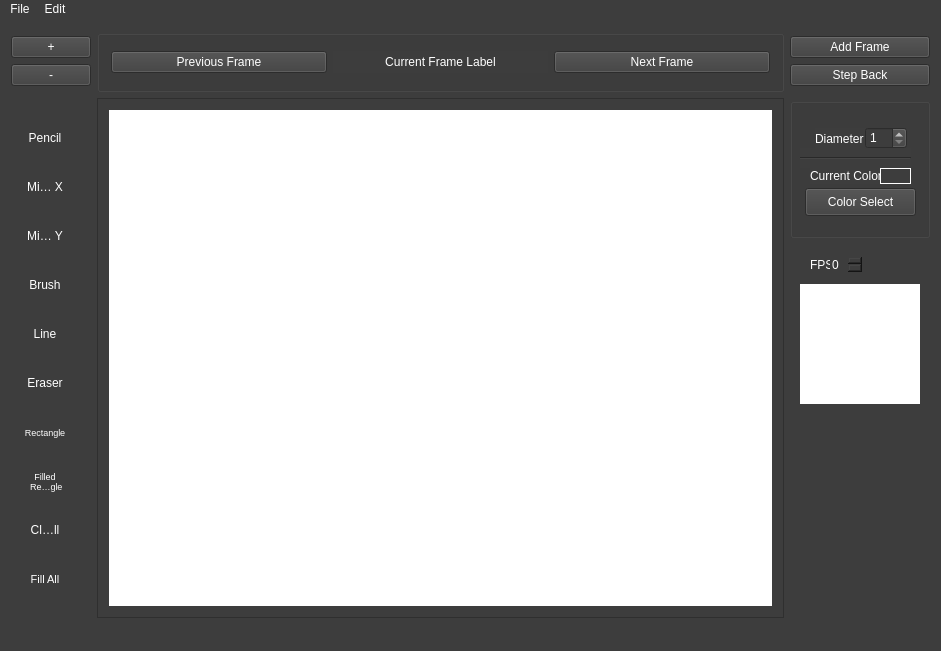
Qt form SpriteStudioDeluxe/mainwindow.ui (tim-trimble/SpriteStudioDeluxe) before a commit.
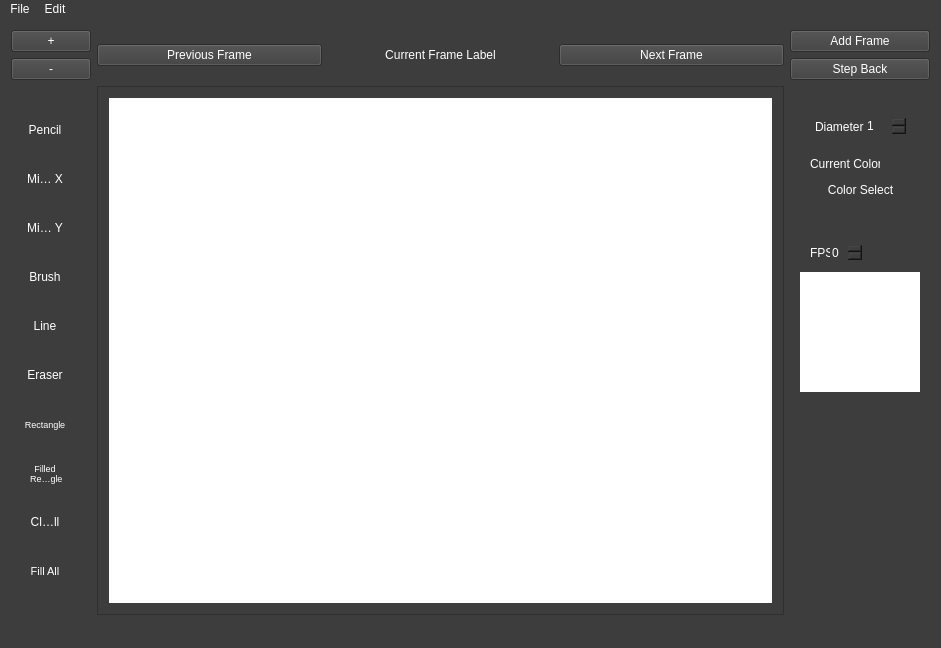
The same form after that commit. Custom widgets are drawn as their Qt base class.

```diff
--- a/SpriteStudioDeluxe/mainwindow.ui
+++ b/SpriteStudioDeluxe/mainwindow.ui
@@ -7,7 +7,7 @@
     <x>0</x>
     <y>0</y>
     <width>941</width>
-    <height>627</height>
+    <height>648</height>
    </rect>
   </property>
   <property name="windowTitle">
@@ -21,14 +21,201 @@
   </property>
   <widget class="QWidget" name="centralWidget">
    <layout class="QGridLayout" name="gridLayout_4">
-    <item row="1" column="2">
+    <item row="5" column="4">
+     <widget class="QGroupBox" name="groupBox_2">
+      <property name="minimumSize">
+       <size>
+        <width>140</width>
+        <height>140</height>
+       </size>
+      </property>
+      <property name="styleSheet">
+       <string notr="true">border: 0;</string>
+      </property>
+      <property name="title">
+       <string/>
+      </property>
+      <widget class="QLabel" name="label_3">
+       <property name="geometry">
+        <rect>
+         <x>25</x>
+         <y>30</y>
+         <width>51</width>
+         <height>21</height>
+        </rect>
+       </property>
+       <property name="text">
+        <string>Diameter</string>
+       </property>
+      </widget>
+      <widget class="QSpinBox" name="DiameterSpinBox">
+       <property name="geometry">
+        <rect>
+         <x>75</x>
+         <y>29</y>
+         <width>42</width>
+         <height>22</height>
+        </rect>
+       </property>
+       <property name="minimum">
+        <number>1</number>
+       </property>
+      </widget>
+      <widget class="QPushButton" name="ColorSelectButton">
+       <property name="geometry">
+        <rect>
+         <x>15</x>
+         <y>90</y>
+         <width>111</width>
+         <height>28</height>
+        </rect>
+       </property>
+       <property name="text">
+        <string>Color Select</string>
+       </property>
+      </widget>
+      <widget class="QLabel" name="label_4">
+       <property name="geometry">
+        <rect>
+         <x>20</x>
+         <y>70</y>
+         <width>81</width>
+         <height>16</height>
+        </rect>
+       </property>
+       <property name="text">
+        <string>Current Color</string>
+       </property>
+      </widget>
+      <widget class="QLabel" name="CurrentColorLabel">
+       <property name="geometry">
+        <rect>
+         <x>90</x>
+         <y>70</y>
+         <width>31</width>
+         <height>16</height>
+        </rect>
+       </property>
+       <property name="frameShape">
+        <enum>QFrame::Box</enum>
+       </property>
+       <property name="text">
+        <string/>
+       </property>
+       <property name="alignment">
+        <set>Qt::AlignCenter</set>
+       </property>
+      </widget>
+      <widget class="Line" name="line">
+       <property name="geometry">
+        <rect>
+         <x>10</x>
+         <y>50</y>
+         <width>111</width>
+         <height>20</height>
+        </rect>
+       </property>
+       <property name="orientation">
+        <enum>Qt::Horizontal</enum>
+       </property>
+      </widget>
+     </widget>
+    </item>
+    <item row="6" column="4">
+     <widget class="QGroupBox" name="groupBox_3">
+      <property name="minimumSize">
+       <size>
+        <width>140</width>
+        <height>161</height>
+       </size>
+      </property>
+      <property name="maximumSize">
+       <size>
+        <width>121</width>
+        <height>161</height>
+       </size>
+      </property>
+      <property name="styleSheet">
+       <string notr="true">border:0;</string>
+      </property>
+      <property name="title">
+       <string/>
+      </property>
+      <widget class="QLabel" name="PreviewLabel">
+       <property name="geometry">
+        <rect>
+         <x>10</x>
+         <y>40</y>
+         <width>120</width>
+         <height>120</height>
+        </rect>
+       </property>
+       <property name="styleSheet">
+        <string notr="true">background-color: rgb(255, 255, 255);</string>
+       </property>
+       <property name="frameShape">
+        <enum>QFrame::Box</enum>
+       </property>
+       <property name="text">
+        <string/>
+       </property>
+       <property name="alignment">
+        <set>Qt::AlignCenter</set>
+       </property>
+      </widget>
+      <widget class="QGroupBox" name="groupBox_5">
+       <property name="geometry">
+        <rect>
+         <x>10</x>
+         <y>0</y>
+         <width>71</width>
+         <height>31</height>
+        </rect>
+       </property>
+       <property name="title">
+        <string/>
+       </property>
+       <widget class="QLabel" name="label_5">
+        <property name="geometry">
+         <rect>
+          <x>10</x>
+          <y>10</y>
+          <width>21</width>
+          <height>21</height>
+         </rect>
+        </property>
+        <property name="text">
+         <string>FPS</string>
+        </property>
+       </widget>
+       <widget class="QSpinBox" name="PreviewSpeedSpinBox">
+        <property name="geometry">
+         <rect>
+          <x>30</x>
+          <y>10</y>
+          <width>33</width>
+          <height>21</height>
+         </rect>
+        </property>
+       </widget>
+      </widget>
+     </widget>
+    </item>
+    <item row="3" column="4">
      <widget class="QPushButton" name="AddFrameButton">
       <property name="text">
        <string>Add Frame</string>
       </property>
      </widget>
     </item>
-    <item row="4" column="0" rowspan="8">
+    <item row="3" column="0">
+     <widget class="QPushButton" name="ZoomInButton">
+      <property name="text">
+       <string>+</string>
+      </property>
+     </widget>
+    </item>
+    <item row="5" column="0" rowspan="8">
      <widget class="QGroupBox" name="groupBox">
       <property name="enabled">
        <bool>true</bool>
@@ -269,55 +456,21 @@
       </layout>
      </widget>
     </item>
-    <item row="0" column="1" rowspan="4">
-     <widget class="QGroupBox" name="groupBox_4">
-      <property name="maximumSize">
-       <size>
-        <width>16777215</width>
-        <height>70</height>
-       </size>
+    <item row="4" column="4">
+     <widget class="QPushButton" name="StepBackButton">
+      <property name="text">
+       <string>Step Back</string>
       </property>
-      <property name="toolTipDuration">
-       <number>2</number>
+     </widget>
+    </item>
+    <item row="4" column="0">
+     <widget class="QPushButton" name="ZoomOutButton">
+      <property name="text">
+       <string>-</string>
       </property>
-      <property name="styleSheet">
-       <string notr="true"/>
-      </property>
-      <property name="title">
-       <string/>
-      </property>
-      <layout class="QGridLayout" name="gridLayout_3">
-       <item row="0" column="0">
-        <widget class="QPushButton" name="PreviousFrameButton">
-         <property name="styleSheet">
-          <string notr="true"/>
-         </property>
-         <property name="text">
-          <string>Previous Frame</string>
-         </property>
-        </widget>
-       </item>
-       <item row="0" column="1">
-        <widget class="QLabel" name="CurrentFrameLabel">
-         <property name="text">
-          <string>Current Frame Label</string>
-         </property>
-         <property name="alignment">
-          <set>Qt::AlignCenter</set>
-         </property>
-        </widget>
-       </item>
-       <item row="0" column="2">
-        <widget class="QPushButton" name="pushButton_2">
-         <property name="text">
-          <string>Next Frame</string>
-         </property>
-        </widget>
-       </item>
-      </layout>
      </widget>
     </item>
-    <item row="4" column="1" rowspan="8">
+    <item row="5" column="1" rowspan="8" colspan="3">
      <widget class="QScrollArea" name="scrollArea">
       <property name="sizeIncrement">
        <size>
@@ -337,7 +490,7 @@
          <x>0</x>
          <y>0</y>
          <width>689</width>
-         <height>497</height>
+         <height>532</height>
         </rect>
        </property>
        <layout class="QGridLayout" name="gridLayout">
@@ -366,205 +519,31 @@
       </widget>
      </widget>
     </item>
-    <item row="1" column="0">
-     <widget class="QPushButton" name="ZoomInButton">
+    <item row="3" column="3" rowspan="2">
+     <widget class="QPushButton" name="pushButton_2">
       <property name="text">
-       <string>+</string>
+       <string>Next Frame</string>
       </property>
      </widget>
     </item>
-    <item row="2" column="2">
-     <widget class="QPushButton" name="StepBackButton">
-      <property name="text">
-       <string>Step Back</string>
-      </property>
-     </widget>
-    </item>
-    <item row="2" column="0">
-     <widget class="QPushButton" name="ZoomOutButton">
-      <property name="text">
-       <string>-</string>
-      </property>
-     </widget>
-    </item>
-    <item row="4" column="2">
-     <widget class="QGroupBox" name="groupBox_2">
-      <property name="minimumSize">
-       <size>
-        <width>140</width>
-        <height>140</height>
-       </size>
-      </property>
+    <item row="3" column="1" rowspan="2">
+     <widget class="QPushButton" name="PreviousFrameButton">
       <property name="styleSheet">
        <string notr="true"/>
       </property>
-      <property name="title">
-       <string/>
+      <property name="text">
+       <string>Previous Frame</string>
       </property>
-      <widget class="QLabel" name="label_3">
-       <property name="geometry">
-        <rect>
-         <x>25</x>
-         <y>30</y>
-         <width>51</width>
-         <height>21</height>
-        </rect>
-       </property>
-       <property name="text">
-        <string>Diameter</string>
-       </property>
-      </widget>
-      <widget class="QSpinBox" name="DiameterSpinBox">
-       <property name="geometry">
-        <rect>
-         <x>75</x>
-         <y>29</y>
-         <width>42</width>
-         <height>22</height>
-        </rect>
-       </property>
-       <property name="minimum">
-        <number>1</number>
-       </property>
-      </widget>
-      <widget class="QPushButton" name="ColorSelectButton">
-       <property name="geometry">
-        <rect>
-         <x>15</x>
-         <y>90</y>
-         <width>111</width>
-         <height>28</height>
-        </rect>
-       </property>
-       <property name="text">
-        <string>Color Select</string>
-       </property>
-      </widget>
-      <widget class="QLabel" name="label_4">
-       <property name="geometry">
-        <rect>
-         <x>20</x>
-         <y>70</y>
-         <width>81</width>
-         <height>16</height>
-        </rect>
-       </property>
-       <property name="text">
-        <string>Current Color</string>
-       </property>
-      </widget>
-      <widget class="QLabel" name="CurrentColorLabel">
-       <property name="geometry">
-        <rect>
-         <x>90</x>
-         <y>70</y>
-         <width>31</width>
-         <height>16</height>
-        </rect>
-       </property>
-       <property name="frameShape">
-        <enum>QFrame::Box</enum>
-       </property>
-       <property name="text">
-        <string/>
-       </property>
-       <property name="alignment">
-        <set>Qt::AlignCenter</set>
-       </property>
-      </widget>
-      <widget class="Line" name="line">
-       <property name="geometry">
-        <rect>
-         <x>10</x>
-         <y>50</y>
-         <width>111</width>
-         <height>20</height>
-        </rect>
-       </property>
-       <property name="orientation">
-        <enum>Qt::Horizontal</enum>
-       </property>
-      </widget>
      </widget>
     </item>
-    <item row="5" column="2">
-     <widget class="QGroupBox" name="groupBox_3">
-      <property name="minimumSize">
-       <size>
-        <width>140</width>
-        <height>161</height>
-       </size>
+    <item row="3" column="2" rowspan="2">
+     <widget class="QLabel" name="CurrentFrameLabel">
+      <property name="text">
+       <string>Current Frame Label</string>
       </property>
-      <property name="maximumSize">
-       <size>
-        <width>121</width>
-        <height>161</height>
-       </size>
+      <property name="alignment">
+       <set>Qt::AlignCenter</set>
       </property>
-      <property name="styleSheet">
-       <string notr="true">border:0;</string>
-      </property>
-      <property name="title">
-       <string/>
-      </property>
-      <widget class="QLabel" name="PreviewLabel">
-       <property name="geometry">
-        <rect>
-         <x>10</x>
-         <y>40</y>
-         <width>120</width>
-         <height>120</height>
-        </rect>
-       </property>
-       <property name="styleSheet">
-        <string notr="true">background-color: rgb(255, 255, 255);</string>
-       </property>
-       <property name="frameShape">
-        <enum>QFrame::Box</enum>
-       </property>
-       <property name="text">
-        <string/>
-       </property>
-       <property name="alignment">
-        <set>Qt::AlignCenter</set>
-       </property>
-      </widget>
-      <widget class="QGroupBox" name="groupBox_5">
-       <property name="geometry">
-        <rect>
-         <x>10</x>
-         <y>0</y>
-         <width>71</width>
-         <height>31</height>
-        </rect>
-       </property>
-       <property name="title">
-        <string/>
-       </property>
-       <widget class="QLabel" name="label_5">
-        <property name="geometry">
-         <rect>
-          <x>10</x>
-          <y>10</y>
-          <width>21</width>
-          <height>21</height>
-         </rect>
-        </property>
-        <property name="text">
-         <string>FPS</string>
-        </property>
-       </widget>
-       <widget class="QSpinBox" name="PreviewSpeedSpinBox">
-        <property name="geometry">
-         <rect>
-          <x>30</x>
-          <y>10</y>
-          <width>33</width>
-          <height>21</height>
-         </rect>
-        </property>
-       </widget>
-      </widget>
      </widget>
     </item>
    </layout>
```
